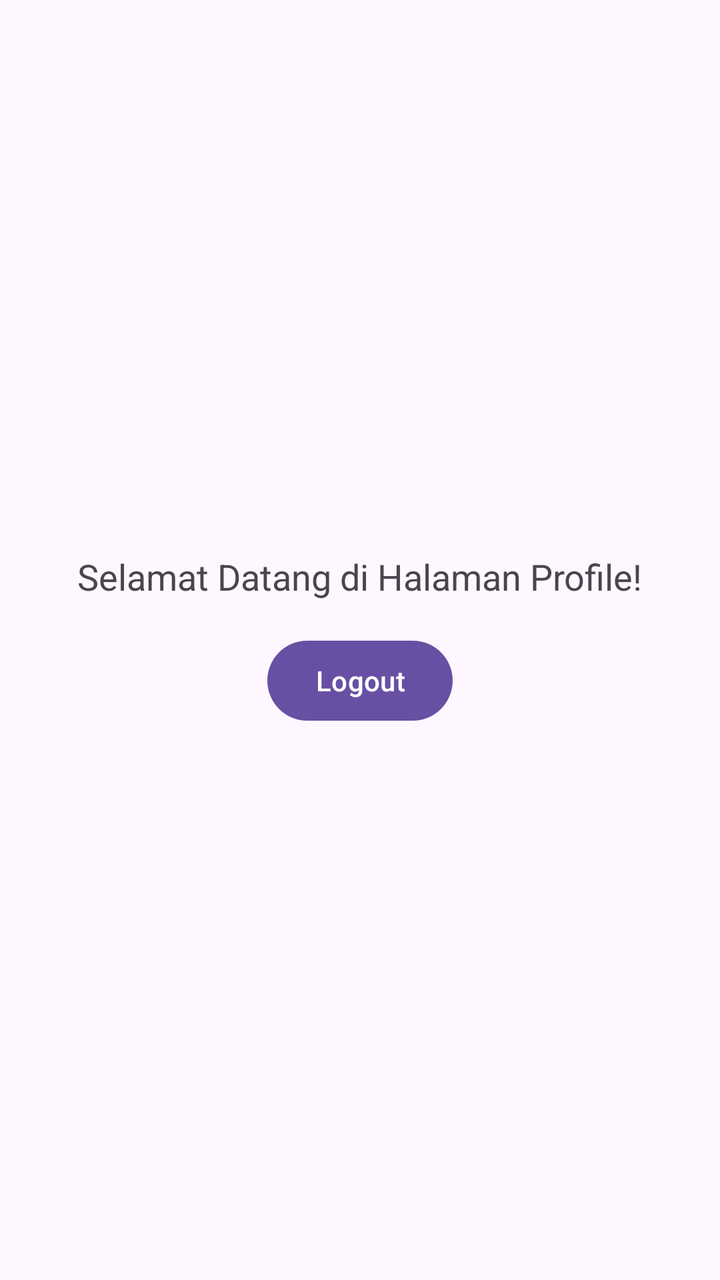
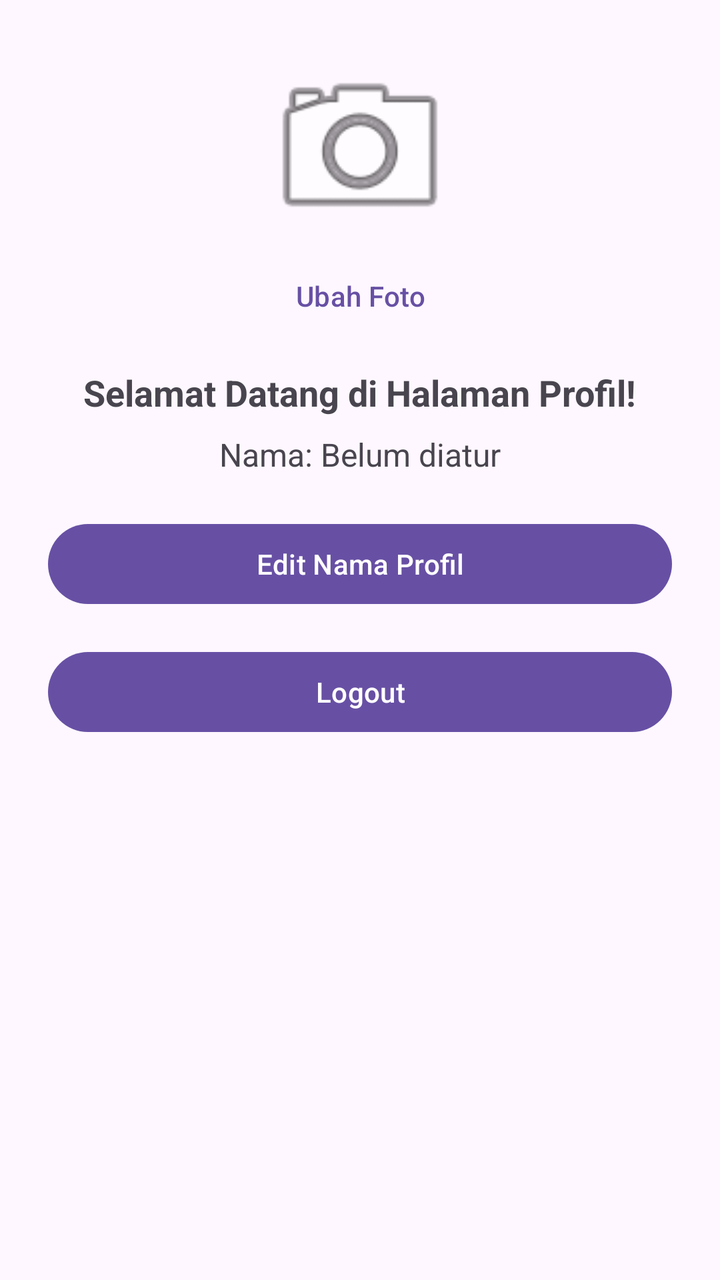

An Android layout rendered at two revisions. The XML below is the earlier revision; the diff shows what the commit changed to produce the second picture.
<!-- AndroidManifest.xml: application theme Theme.FGFLAYS -->
<!-- res/layout/fragment_profile.xml -->
<?xml version="1.0" encoding="utf-8"?>
<androidx.constraintlayout.widget.ConstraintLayout xmlns:android="http://schemas.android.com/apk/res/android"
    xmlns:app="http://schemas.android.com/apk/res-auto"
    android:layout_width="match_parent"
    android:layout_height="match_parent">

    <TextView
        android:id="@+id/tvHello"
        android:layout_width="wrap_content"
        android:layout_height="wrap_content"
        android:text="Selamat Datang di Halaman Profile!"
        android:textSize="18sp"
        app:layout_constraintBottom_toTopOf="@+id/btnLogout"
        app:layout_constraintEnd_toEndOf="parent"
        app:layout_constraintStart_toStartOf="parent"
        app:layout_constraintTop_toTopOf="parent"
        app:layout_constraintVertical_chainStyle="packed" />

    <Button
        android:id="@+id/btnLogout"
        android:layout_width="wrap_content"
        android:layout_height="wrap_content"
        android:layout_marginTop="16dp"
        android:text="Logout"
        app:layout_constraintBottom_toBottomOf="parent"
        app:layout_constraintEnd_toEndOf="parent"
        app:layout_constraintStart_toStartOf="parent"
        app:layout_constraintTop_toBottomOf="@+id/tvHello" />

</androidx.constraintlayout.widget.ConstraintLayout>
<!-- resources referenced by this layout -->
<resources>
  <style name="Theme.FGFLAYS" parent="Base.Theme.FGFLAYS" />
  <style name="Base.Theme.FGFLAYS" parent="Theme.Material3.DayNight.NoActionBar">
          
          
      </style>
</resources>

<!-- the commit's change to res/layout/fragment_profile.xml (unified diff, before → after) -->
@@ -1,30 +1,79 @@
 <?xml version="1.0" encoding="utf-8"?>
-<androidx.constraintlayout.widget.ConstraintLayout xmlns:android="http://schemas.android.com/apk/res/android"
+<androidx.constraintlayout.widget.ConstraintLayout
+    xmlns:android="http://schemas.android.com/apk/res/android"
     xmlns:app="http://schemas.android.com/apk/res-auto"
     android:layout_width="match_parent"
-    android:layout_height="match_parent">
+    android:layout_height="match_parent"
+    android:padding="24dp">
 
+    
+    <com.google.android.material.imageview.ShapeableImageView
+        android:id="@+id/ivProfilePicture"
+        android:layout_width="100dp"
+        android:layout_height="100dp"
+        android:scaleType="centerCrop"
+        android:src="@android:drawable/ic_menu_camera"
+        app:shapeAppearanceOverlay="@style/ShapeAppearance.Material3.Corner.Full"
+        app:layout_constraintTop_toTopOf="parent"
+        app:layout_constraintStart_toStartOf="parent"
+        app:layout_constraintEnd_toEndOf="parent" />
+
+    
+    <Button
+        android:id="@+id/btnChangePhoto"
+        style="@style/Widget.Material3.Button.TextButton"
+        android:layout_width="wrap_content"
+        android:layout_height="wrap_content"
+        android:text="Ubah Foto"
+        app:layout_constraintTop_toBottomOf="@id/ivProfilePicture"
+        app:layout_constraintStart_toStartOf="parent"
+        app:layout_constraintEnd_toEndOf="parent" />
+
+    
     <TextView
         android:id="@+id/tvHello"
         android:layout_width="wrap_content"
         android:layout_height="wrap_content"
-        android:text="Selamat Datang di Halaman Profile!"
+        android:layout_marginTop="12dp"
+        android:text="Selamat Datang di Halaman Profil!"
         android:textSize="18sp"
-        app:layout_constraintBottom_toTopOf="@+id/btnLogout"
-        app:layout_constraintEnd_toEndOf="parent"
+        android:textStyle="bold"
+        app:layout_constraintTop_toBottomOf="@id/btnChangePhoto"
         app:layout_constraintStart_toStartOf="parent"
-        app:layout_constraintTop_toTopOf="parent"
-        app:layout_constraintVertical_chainStyle="packed" />
+        app:layout_constraintEnd_toEndOf="parent" />
 
+    
+    <TextView
+        android:id="@+id/tvProfileName"
+        android:layout_width="wrap_content"
+        android:layout_height="wrap_content"
+        android:layout_marginTop="8dp"
+        android:text="Nama: Belum diatur"
+        android:textSize="16sp"
+        app:layout_constraintTop_toBottomOf="@id/tvHello"
+        app:layout_constraintStart_toStartOf="parent"
+        app:layout_constraintEnd_toEndOf="parent" />
+
+    
+    <Button
+        android:id="@+id/btnEditProfile"
+        android:layout_width="0dp"
+        android:layout_height="wrap_content"
+        android:layout_marginTop="20dp"
+        android:text="Edit Nama Profil"
+        app:layout_constraintTop_toBottomOf="@id/tvProfileName"
+        app:layout_constraintStart_toStartOf="parent"
+        app:layout_constraintEnd_toEndOf="parent" />
+
+    
     <Button
         android:id="@+id/btnLogout"
-        android:layout_width="wrap_content"
+        android:layout_width="0dp"
         android:layout_height="wrap_content"
         android:layout_marginTop="16dp"
         android:text="Logout"
-        app:layout_constraintBottom_toBottomOf="parent"
-        app:layout_constraintEnd_toEndOf="parent"
+        app:layout_constraintTop_toBottomOf="@id/btnEditProfile"
         app:layout_constraintStart_toStartOf="parent"
-        app:layout_constraintTop_toBottomOf="@+id/tvHello" />
+        app:layout_constraintEnd_toEndOf="parent" />
 
 </androidx.constraintlayout.widget.ConstraintLayout>
<!-- resource entries referenced after the edit -->
@@ -1,8 +1,6 @@
 <!-- resources referenced by this layout -->
 <resources>
-  <style name="Theme.FGFLAYS" parent="Base.Theme.FGFLAYS" />
-  <style name="Base.Theme.FGFLAYS" parent="Theme.Material3.DayNight.NoActionBar">
-          
+  <style name="Theme.FGFLAYS" parent="Theme.Material3.DayNight.NoActionBar">
           
       </style>
 </resources>
